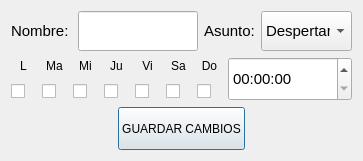
ronihdzz/IoT_domotica, file GUI/CUERPO/DISENO/itemAlarmaEdit_dise.ui: the form before one commit.
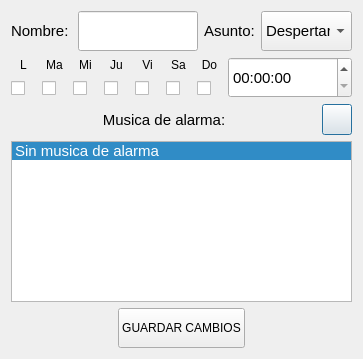
The form after the commit. Icons and pictures are not drawn.

Commit message:
En esta actualizacion tuve avances enfocados a la creacion de alarmas, asi como el respaldo de ellas a traves de sqlite3 y sobre todo organizacion en los scripts de alarmas, con esta actualizacion mi programa ya permite agregar alarmas, eliminarlas, editarlas y guardarlas, ademas agregue la opcion de elegir una sonido para la alarma, y estoy trabajando para que el usuario pueda agregar sus propias canciones.
Finalmente tambien trabaje con la hora a traves de un 'Qtimer' que se
encunetra en el script principal.

```diff
--- a/GUI/CUERPO/DISENO/itemAlarmaEdit_dise.ui
+++ b/GUI/CUERPO/DISENO/itemAlarmaEdit_dise.ui
@@ -10,7 +10,7 @@
     <x>0</x>
     <y>0</y>
     <width>363</width>
-    <height>161</height>
+    <height>359</height>
    </rect>
   </property>
   <property name="mouseTracking">
@@ -612,6 +612,105 @@
      </item>
     </layout>
    </item>
+   <item>
+    <layout class="QHBoxLayout" name="horizontalLayout_3">
+     <item>
+      <widget class="QLabel" name="label_3">
+       <property name="text">
+        <string/>
+       </property>
+      </widget>
+     </item>
+     <item>
+      <widget class="QLabel" name="bel_secNombre_2">
+       <property name="minimumSize">
+        <size>
+         <width>150</width>
+         <height>31</height>
+        </size>
+       </property>
+       <property name="maximumSize">
+        <size>
+         <width>65</width>
+         <height>35</height>
+        </size>
+       </property>
+       <property name="font">
+        <font>
+         <pointsize>11</pointsize>
+        </font>
+       </property>
+       <property name="text">
+        <string>Musica de alarma:</string>
+       </property>
+       <property name="alignment">
+        <set>Qt::AlignCenter</set>
+       </property>
+      </widget>
+     </item>
+     <item>
+      <widget class="QLabel" name="label_4">
+       <property name="text">
+        <string/>
+       </property>
+      </widget>
+     </item>
+     <item>
+      <widget class="QPushButton" name="btn_addCancion">
+       <property name="minimumSize">
+        <size>
+         <width>25</width>
+         <height>30</height>
+        </size>
+       </property>
+       <property name="maximumSize">
+        <size>
+         <width>30</width>
+         <height>35</height>
+        </size>
+       </property>
+       <property name="styleSheet">
+        <string notr="true">QPushButton {
+	border-image: url(:/ICON/IMAGENES/subir_off.png);
+ }
+QPushButton:hover {
+border-image: url(:/ICON/IMAGENES/subir_on.png);
+}
+QPushButton:pressed {
+border-image: url(:/ICON/IMAGENES/subir_off.png);
+}
+</string>
+       </property>
+       <property name="text">
+        <string/>
+       </property>
+      </widget>
+     </item>
+    </layout>
+   </item>
+   <item>
+    <widget class="QListWidget" name="listWidget_sonidosAlarmas">
+     <property name="minimumSize">
+      <size>
+       <width>0</width>
+       <height>100</height>
+      </size>
+     </property>
+     <property name="font">
+      <font>
+       <pointsize>11</pointsize>
+      </font>
+     </property>
+     <property name="currentRow">
+      <number>0</number>
+     </property>
+     <item>
+      <property name="text">
+       <string>Sin musica de alarma</string>
+      </property>
+     </item>
+    </widget>
+   </item>
    <item>
     <layout class="QHBoxLayout" name="horizontalLayout_2">
      <item>
```
Left out of the diff: 2 changed lines with no effect on the pictures. The commit also changes 46 other files.
